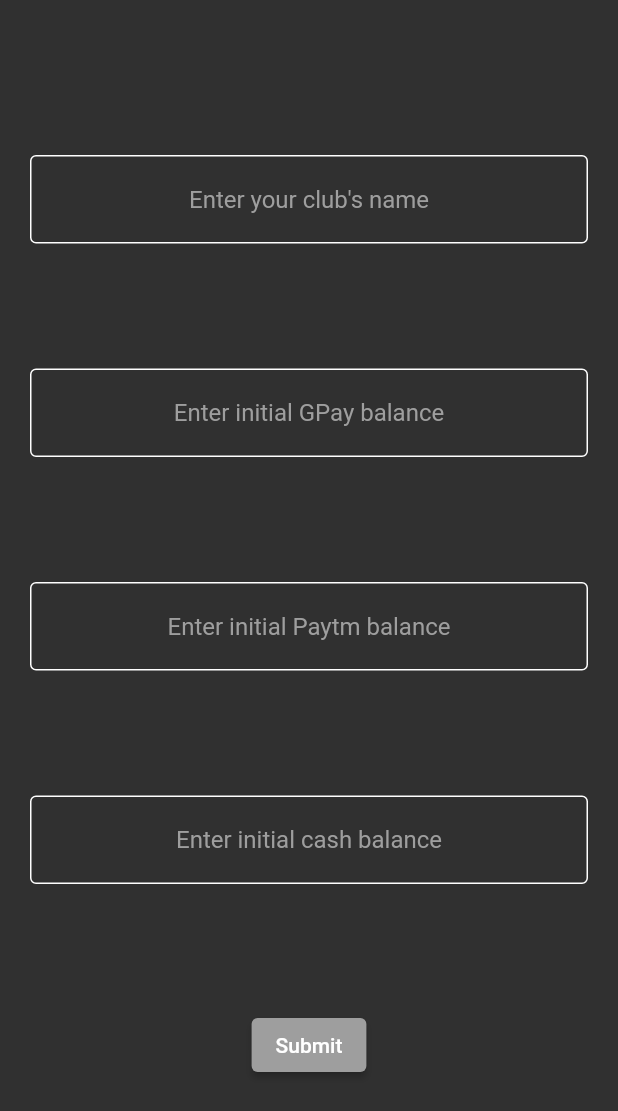
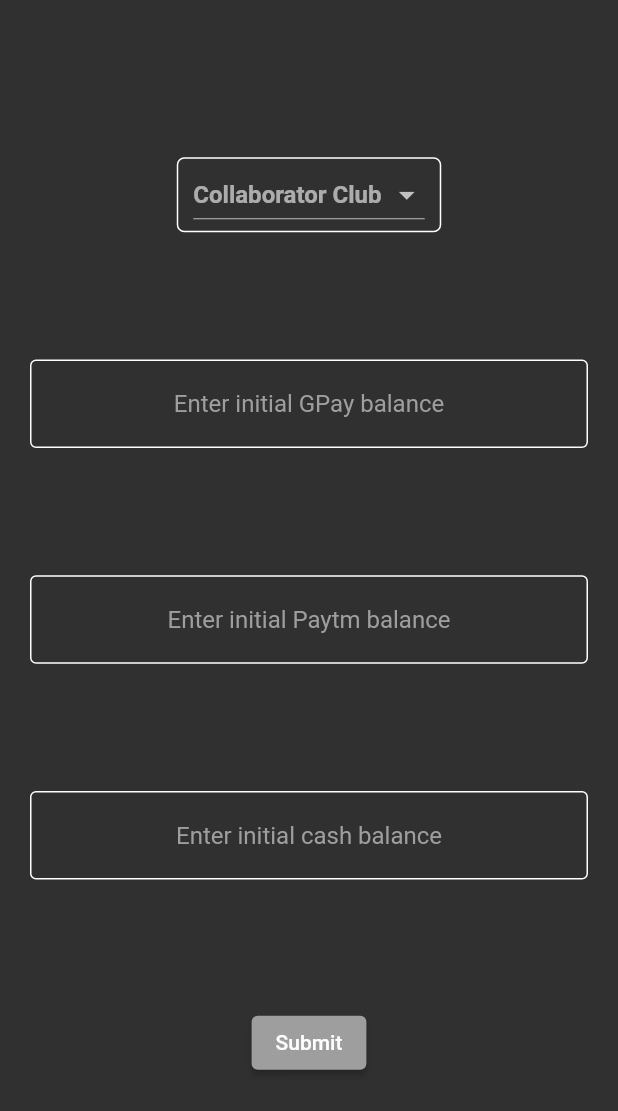
Before and after one commit to hridaypradhan/dbms_project, a Flutter app: the screen it shows after launch, on a phone screen of 412 x 824 dp. Shown: the top 1111 px of the screen. Run offline on Flutter 3.47's test engine with Material 2 defaults, Android fonts, the phone set to English and light mode, and no system bars; our stand-ins replace date_time_picker, sqflite; missing offline and left inert: expand_widget, ff_navigation_bar, simple_coverflow; accounts and stored records are empty.

Commit message:
End fixes and changes

```diff
--- a/lib/screens/home_screen/widgets/recent_club_transaction.dart
+++ b/lib/screens/home_screen/widgets/recent_club_transaction.dart
@@ -13,11 +13,12 @@
   RecentClubTransaction({this.clubTransaction});
   @override
   Widget build(BuildContext context) {
+    print('"${clubTransaction.description}"');
     return ListTile(
       leading: getPaymentCategoryIcon(clubTransaction.paymentCategory),
       title: Text('${clubTransaction.payer} to ${clubTransaction.payee}'),
       subtitle: ExpandText(
-        'Date: ${_getDate(clubTransaction)} \nReason: ${clubTransaction.description} \nCategory: ${getCategoryName(clubTransaction)} \nPayment Method: ${getPaymentMethodName(clubTransaction)}',
+        'Date: ${_getDate(clubTransaction)}\nReason: ${clubTransaction.description}\nCategory: ${getCategoryName(clubTransaction)} \nPayment Method: ${getPaymentMethodName(clubTransaction)}',
         maxLines: 1,
         expandWidth: true,
       ),
--- a/lib/screens/main_screen/widgets/add_initial_data_form.dart
+++ b/lib/screens/main_screen/widgets/add_initial_data_form.dart
@@ -1,6 +1,7 @@
 import 'package:dbms_project/database_helpers/balances_helper.dart';
 import 'package:dbms_project/database_helpers/initialization_helper.dart';
 import 'package:dbms_project/models/initial_data.dart';
+import 'package:dbms_project/screens/main_screen/widgets/reusable_box.dart';
 import 'package:flutter/material.dart';
 import 'package:provider/provider.dart';
 
@@ -10,15 +11,12 @@
 }
 
 class _AddInitialDataFormState extends State<AddInitialDataForm> {
-  TextEditingController _clubNameController,
-      _gpayController,
-      _paytmController,
-      _cashController;
+  TextEditingController _gpayController, _paytmController, _cashController;
+  String _clubName;
   @override
   void initState() {
     super.initState();
     _cashController = TextEditingController();
-    _clubNameController = TextEditingController();
     _gpayController = TextEditingController();
     _paytmController = TextEditingController();
   }
@@ -26,12 +24,18 @@
   @override
   void dispose() {
     _cashController.dispose();
-    _clubNameController.dispose();
     _gpayController.dispose();
     _paytmController.dispose();
     super.dispose();
   }
 
+  final List<String> _clubs = [
+    'TEDx',
+    'E-Cell',
+    'Inspiria',
+    'Aura',
+    'Feeding India SNU',
+  ];
   @override
   Widget build(BuildContext context) {
     return Scaffold(
@@ -41,20 +45,32 @@
           child: Column(
             mainAxisAlignment: MainAxisAlignment.spaceEvenly,
             children: [
-              TextField(
-                textAlign: TextAlign.center,
-                keyboardType: TextInputType.name,
-                textCapitalization: TextCapitalization.words,
-                controller: _clubNameController,
-                decoration: InputDecoration(
-                  border: OutlineInputBorder(
-                    borderSide: BorderSide(color: Colors.white),
+              ReusableBox(
+                child: DropdownButton(
+                  value: _clubName,
+                  items: _clubs.map<DropdownMenuItem<String>>(
+                    (String value) {
+                      return DropdownMenuItem<String>(
+                        value: value,
+                        child: Text(
+                          value,
+                        ),
+                      );
+                    },
+                  ).toList(),
+                  onChanged: (value) {
+                    setState(
+                      () {
+                        _clubName = value;
+                      },
+                    );
+                  },
+                  hint: Text(
+                    'Collaborator Club',
+                    style: TextStyle(
+                      fontWeight: FontWeight.bold,
+                    ),
                   ),
-                  enabledBorder: OutlineInputBorder(
-                    borderSide: BorderSide(color: Colors.white),
-                  ),
-                  hintStyle: TextStyle(color: Colors.grey),
-                  hintText: 'Enter your club\'s name',
                 ),
               ),
               TextField(
@@ -112,7 +128,7 @@
                 onPressed: () async {
                   try {
                     var initialData = InitialData(
-                      clubName: _clubNameController.text,
+                      clubName: _clubName,
                       paytm: double.parse(_paytmController.text),
                       gpay: double.parse(_gpayController.text),
                       cash: double.parse(_cashController.text),
```
Also changed, not shown: lib/screens/collabs_screen/widgets/add_collab_form.dart (+10 -7 lines), lib/screens/home_screen/widgets/add_transaction_form.dart (+2 -6 lines), 1 other file.
